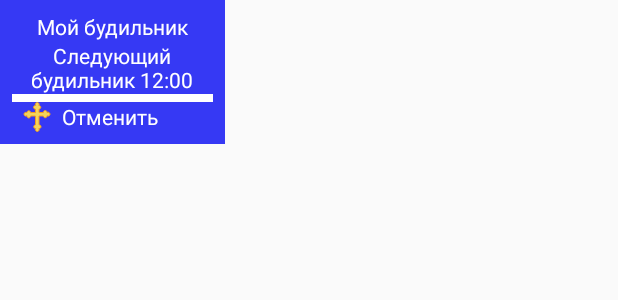
After one commit to LivelyPuer/BudilnikTop, an Android app built with Jetpack Compose: the layout water_widget_preview.xml on its own in the app's theme, with its tools: preview values and no code run, on a phone screen of 412 x 824 dp. The commit adds this screen. Shown: the top 300 px of the screen. Run offline under Robolectric (Android 15) with nearby library versions, the phone set to English and light mode, and no system bars; network calls fail.

Commit message:
40 баллов

```diff
--- a/app/build.gradle
+++ b/app/build.gradle
@@ -46,11 +46,14 @@ android {
 }
 
 dependencies {
-    implementation "androidx.glance:glance-appwidget:1.0.0-SNAPSHOT"
     implementation "androidx.compose.ui:ui:$compose_version"
     implementation "androidx.compose.material:material:$compose_version"
     implementation "androidx.compose.ui:ui-tooling-preview:$compose_version"
     implementation 'androidx.activity:activity-compose:1.3.1'
+    implementation 'androidx.glance:glance-appwidget:1.0.0-alpha03'
+    implementation 'androidx.appcompat:appcompat:1.4.2'
+    implementation 'com.google.android.material:material:1.6.1'
+    implementation 'androidx.constraintlayout:constraintlayout:2.1.4'
     testImplementation 'junit:junit:4.13.2'
     androidTestImplementation 'androidx.test.ext:junit:1.1.3'
     androidTestImplementation 'androidx.test.espresso:espresso-core:3.4.0'
--- a/app/src/main/java/com/livlypuer/budilniktop/services/MusicService.kt
+++ b/app/src/main/java/com/livlypuer/budilniktop/services/MusicService.kt
@@ -19,9 +19,9 @@ class MusicService : Service() {
 
     override fun onStartCommand(intent: Intent?, flags: Int, startId: Int): Int {
 
+
         return START_STICKY
     }
-
     override fun onCreate() {
         super.onCreate()
         val CHANNEL_ID = "my_channel_01"
@@ -40,7 +40,9 @@ class MusicService : Service() {
             .setContentTitle("Активный").build()
 
         startForeground(1, notification)
-
+        mediaPlayer = MediaPlayer.create(applicationContext, R.raw.music)
+        mediaPlayer.start()
+        mediaPlayer.isLooping = true
     }
     override fun onDestroy() {
         mediaPlayer.stop();
--- /dev/null
+++ b/app/src/main/res/layout/water_widget_preview.xml
@@ -0,0 +1,53 @@
+<?xml version="1.0" encoding="utf-8"?>
+<LinearLayout
+    xmlns:android="http://schemas.android.com/apk/res/android"
+    android:layout_width="150dp"
+    android:layout_height="wrap_content"
+    android:padding="8dp"
+    android:background="@color/blue"
+    android:orientation="vertical">
+
+    <TextView
+        android:id="@+id/counter"
+        android:layout_width="match_parent"
+        android:layout_height="wrap_content"
+        android:gravity="center"
+        android:text="@string/glasses_of_water_preview"
+        android:textColor="@color/white"
+        />
+
+    <TextView
+        android:id="@+id/goal"
+        android:layout_width="match_parent"
+        android:layout_height="wrap_content"
+        android:gravity="center"
+        android:text="@string/goal_met"
+        android:textColor="@color/white"
+        />
+    <LinearLayout
+        android:layout_width="match_parent"
+        android:layout_height="5dp"
+        android:background="@color/white"/>
+    <LinearLayout
+        android:layout_width="match_parent"
+        android:layout_height="wrap_content"
+        android:orientation="horizontal">
+
+        <ImageView
+            android:id="@+id/reset"
+            android:layout_width="0dp"
+            android:layout_height="20dp"
+            android:layout_weight="1"
+            android:src="@drawable/cross_svgrepo_com"
+            android:contentDescription="@null"
+            />
+        <TextView
+            android:layout_width="0dp"
+            android:layout_height="wrap_content"
+            android:layout_weight="3"
+            android:text="Отменить"
+            android:textColor="@color/white"/>
+
+    </LinearLayout>
+
+</LinearLayout>
--- a/app/src/main/res/values/colors.xml
+++ b/app/src/main/res/values/colors.xml
@@ -7,4 +7,5 @@
     <color name="teal_700">#FF018786</color>
     <color name="black">#FF000000</color>
     <color name="white">#FFFFFFFF</color>
+    <color name="blue">#3639F4</color>
 </resources>
--- a/app/src/main/res/values/strings.xml
+++ b/app/src/main/res/values/strings.xml
@@ -1,3 +1,8 @@
 <resources>
     <string name="app_name">BudilnikTop</string>
+    <string name="example_appwidget_description">Виджет для супер-пупер Будильника </string>
+    <string name="glasses_of_water_preview">Мой будильник</string>
+    <string name="goal_met">Следующий будильник 12:00</string>
+    <string name="loading">Грузим будильник</string>
+    <string name="nextBudilnik">"Следующий будильник: "</string>
 </resources>
```
Also changed, not shown: app/src/main/AndroidManifest.xml (+23 -1 lines), app/src/main/java/com/livlypuer/budilniktop/MainActivity.kt (+44 -21 lines), app/src/main/java/com/livlypuer/budilniktop/QuizeActivity.kt (added, +103 -0 lines), app/src/main/java/com/livlypuer/budilniktop/bdKotlin/DBManager.kt (+42 -1 lines), app/src/main/java/com/livlypuer/budilniktop/services/TimeoutService.kt (+30 -13 lines), app/src/main/java/com/livlypuer/budilniktop/widget/BudilnikWidget.kt (added, +121 -0 lines), app/src/main/java/com/livlypuer/budilniktop/widget/Асtions.kt (added, +46 -0 lines), app/src/main/res/drawable/refresh_svgrepo_com.xml (added, +21 -0 lines), app/src/main/res/drawable/stop_svgrepo_com.xml (added, +42 -0 lines), app/src/main/res/layout/activity_quize.xml (added, +9 -0 lines), app/src/main/res/layout/water_widget_loading.xml (added, +12 -0 lines), app/src/main/res/xml-v31/widget_hello_world_info.xml (added, +12 -0 lines), app/src/main/res/xml/widget_hello_world_info.xml (added, +12 -0 lines), app/src/main/res/drawable/refresh_page_option.png (added).
